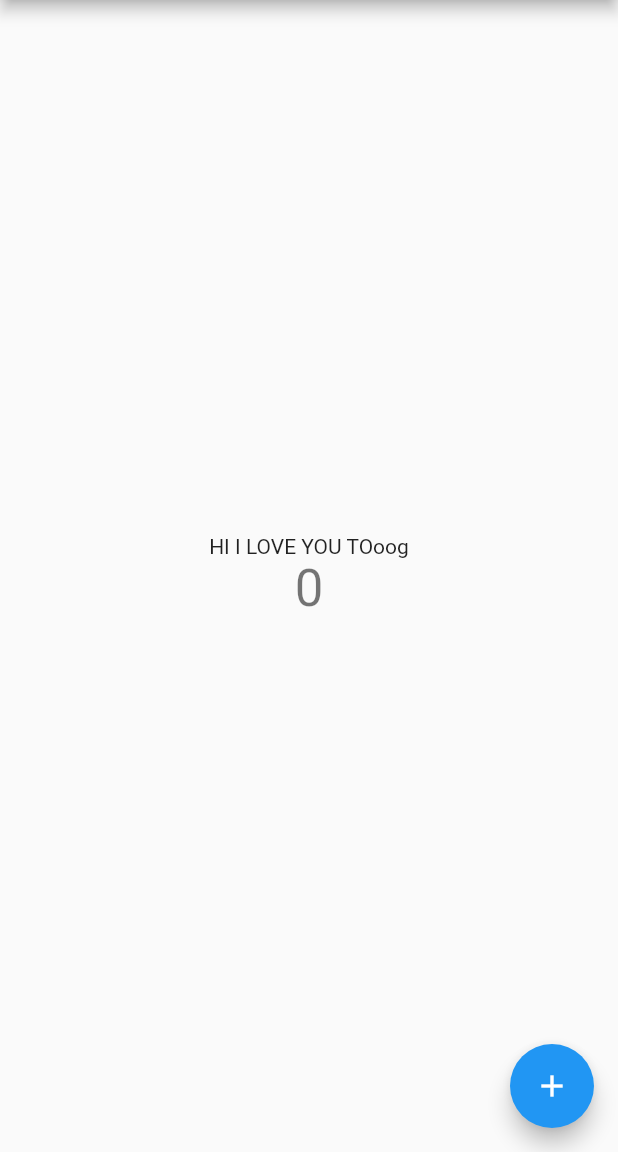
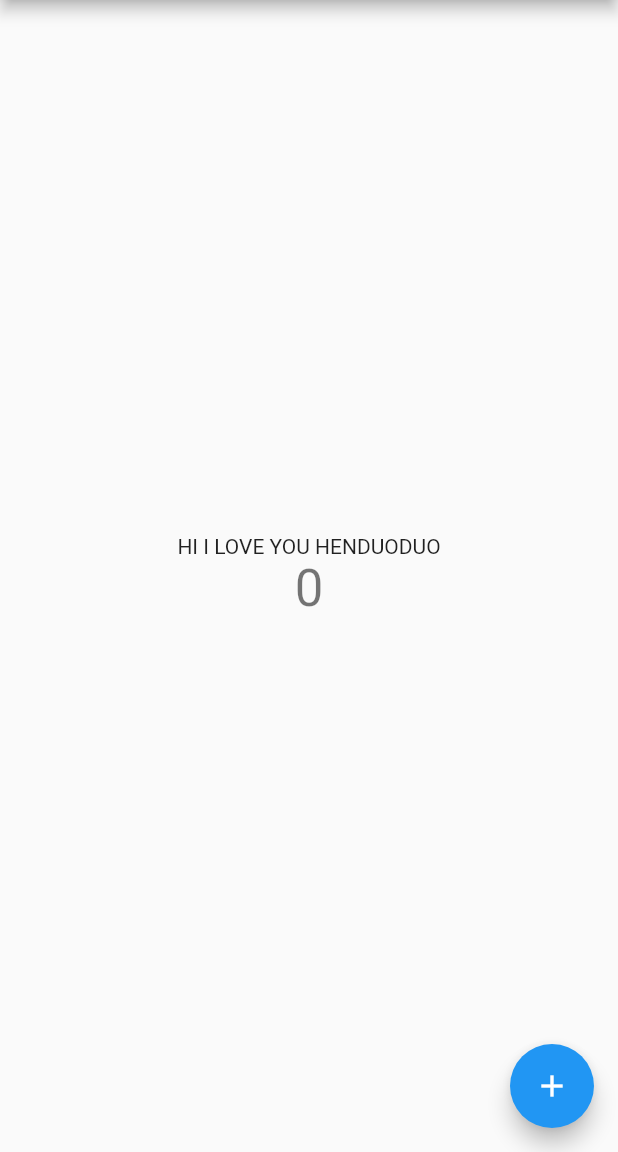
Before and after one commit to enigmatic-bacon/transferassistant, a Flutter app: the screen it shows after launch, on a phone screen of 412 x 824 dp, the part 84-1236 px from its top. Run offline on Flutter 3.47's test engine with Material 2 defaults, Android fonts, the phone set to English and light mode, and no system bars.

Commit message:
commit attempt after fixing vs code issue

```diff
--- a/lib/main.dart
+++ b/lib/main.dart
@@ -98,7 +98,7 @@ class _MyHomePageState extends State<MyHomePage> {
           mainAxisAlignment: MainAxisAlignment.center,
           children: <Widget>[
             Text(
-              'HI I LOVE YOU TOoog',
+              'HI I LOVE YOU HENDUODUO',
             ),
             Text(
               '$_counter',
```
